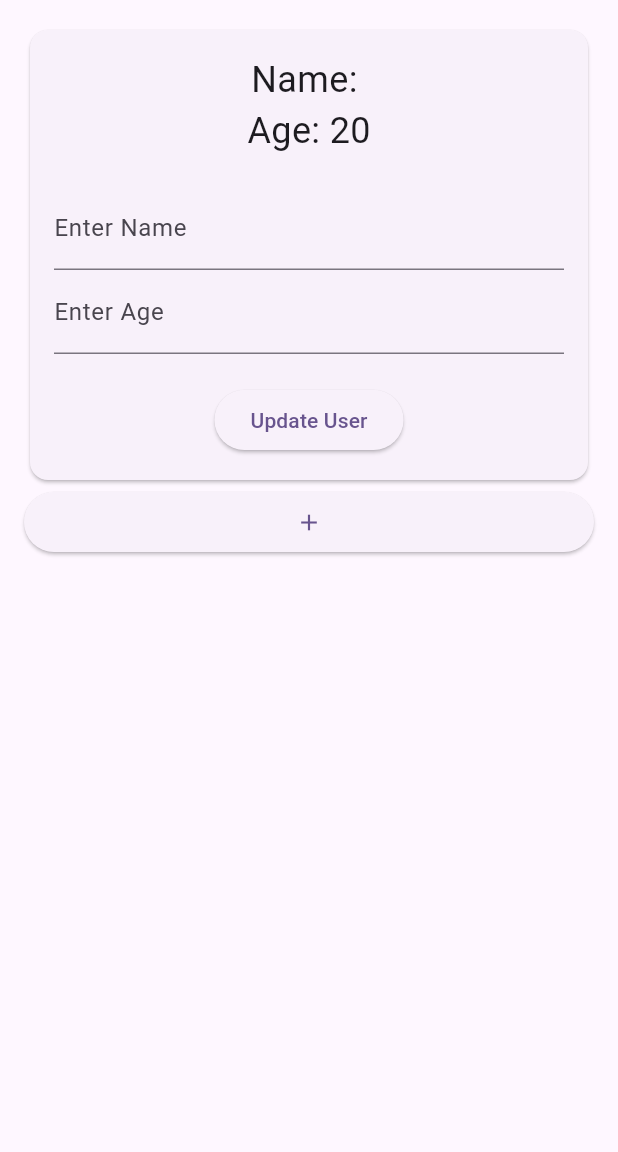
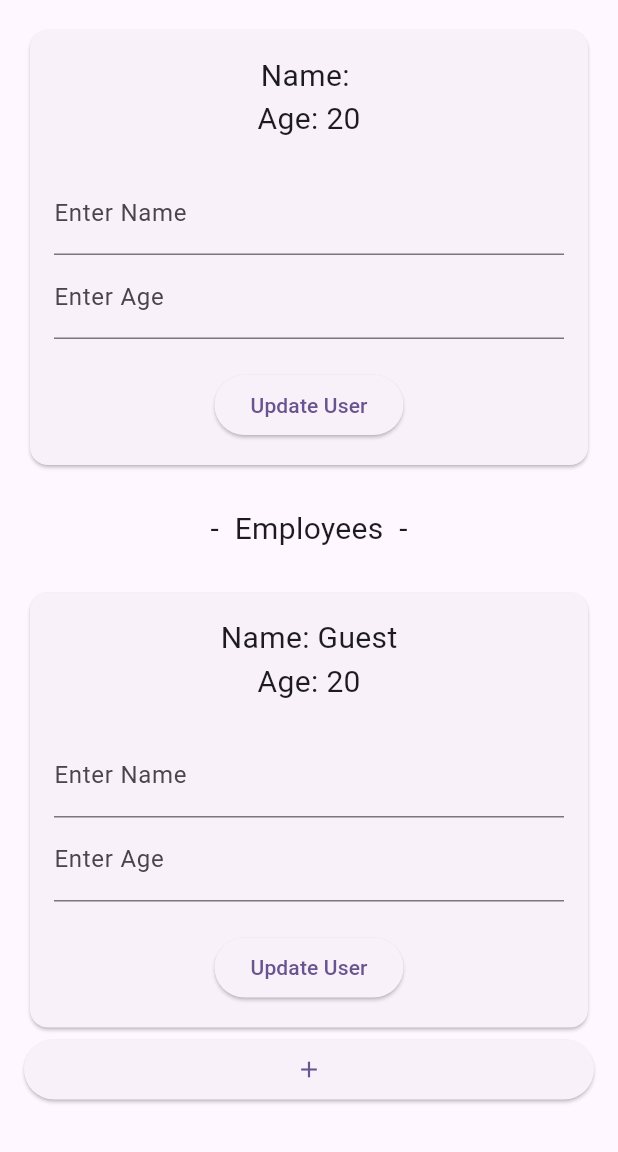
Before and after one commit to akitorahayashi/riverpod-practice, a Flutter app: the screen it shows after launch, after a tap on the "add" icon, on a phone screen of 412 x 824 dp, the part 84-1236 px from its top. Run offline on Flutter 3.47's test engine with Material 3 defaults, Android fonts, the phone set to English and light mode, and no system bars; our stand-ins replace flutter_riverpod.

Commit message:
単体のクラスと配列内のクラスの状態変更を検知できた

```diff
--- a/riverpod_practice/lib/constant/rp_textstyle.dart
+++ b/riverpod_practice/lib/constant/rp_textstyle.dart
@@ -2,6 +2,6 @@ import 'package:flutter/material.dart';
 
 class RPTextstyle {
   static const TextStyle detailProfileTextStyle = TextStyle(
-    fontSize: 24,
+    fontSize: 20,
   );
 }
--- a/riverpod_practice/lib/model/rp_admin_user.dart
+++ b/riverpod_practice/lib/model/rp_admin_user.dart
@@ -26,8 +26,7 @@ class RPUserNotifier extends StateNotifier<
       : super(RPAdminUser(name: '', age: 20)) /* 初期stateをRPUserで指定 */;
 
   // adminUser状態を操作するメソッド
-  void updateAdminUser(
-      {required String enteredName, required int selectedAge}) {
-    state = RPAdminUser(name: enteredName, age: selectedAge);
+  void updateAdminUser({required RPAdminUser newAdminUser}) {
+    state = newAdminUser;
   }
 }
--- a/riverpod_practice/lib/view/employees_block.dart
+++ b/riverpod_practice/lib/view/employees_block.dart
@@ -1,12 +1,58 @@
 import 'package:flutter/material.dart';
+import 'package:flutter_riverpod/flutter_riverpod.dart';
+import 'package:riverpod_practice/constant/rp_textstyle.dart';
+import 'package:riverpod_practice/model/rp_user.dart';
 
-class EmployeesBlock extends StatelessWidget {
-  const EmployeesBlock({super.key});
+class EmployeeBlock extends ConsumerWidget {
+  final int indexInrpUsers;
+
+  final TextEditingController _nameInputController = TextEditingController();
+  final TextEditingController _ageInputController = TextEditingController();
+
+  EmployeeBlock({super.key, required this.indexInrpUsers});
 
   @override
-  Widget build(BuildContext context) {
-    return const Column(children: [
-      Text('EmployeesBlock'),
-    ]);
+  Widget build(BuildContext context, WidgetRef ref) {
+    final rpUsers = ref.watch(rpUsersProvider);
+    final RPUser rpUser = rpUsers[indexInrpUsers];
+    return Card(
+      child: Padding(
+        padding: const EdgeInsets.all(16.0),
+        child: Column(children: [
+          Text('Name: ${rpUser.name}',
+              style: RPTextstyle.detailProfileTextStyle),
+          Text('Age: ${rpUser.age}', style: RPTextstyle.detailProfileTextStyle),
+          const SizedBox(height: 20),
+          // 名前の入力フィールド
+          TextField(
+            controller: _nameInputController,
+            decoration: const InputDecoration(labelText: 'Enter Name'),
+          ),
+          // 年齢の入力フィールド
+          TextField(
+            controller: _ageInputController,
+            decoration: const InputDecoration(labelText: 'Enter Age'),
+            keyboardType: TextInputType.number,
+          ),
+          const SizedBox(height: 20),
+          // 更新ボタン
+          ElevatedButton(
+            onPressed: () {
+              // ユーザー情報を変更
+              final String enteredName = _nameInputController.text; // 入力された名前
+              final selectedAge = int.tryParse(_ageInputController.text) ??
+                  rpUser.age; // 入力された年齢を数値に変換
+
+              // notifierの関数を使って監視している値を変更
+              ref.read(rpUsersProvider.notifier).updateUser(
+                    indexInUsers: indexInrpUsers,
+                    updatedUser: RPUser(name: enteredName, age: selectedAge),
+                  );
+            },
+            child: const Text('Update User'),
+          ),
+        ]),
+      ),
+    );
   }
 }
--- a/riverpod_practice/lib/view/manager_block.dart
+++ b/riverpod_practice/lib/view/manager_block.dart
@@ -4,14 +4,14 @@ import 'package:riverpod_practice/constant/rp_textstyle.dart';
 import 'package:riverpod_practice/model/rp_admin_user.dart';
 
 class ManagerBlock extends ConsumerWidget {
-  final TextEditingController _nameController = TextEditingController();
-  final TextEditingController _ageController = TextEditingController();
+  final TextEditingController _nameInputController = TextEditingController();
+  final TextEditingController _ageInputController = TextEditingController();
 
   ManagerBlock({super.key});
 
   @override
   Widget build(BuildContext context, WidgetRef ref) {
-    // RPAdminUser の状態を監視
+    // build関数内でRPAdminUserの状態を監視
     final RPAdminUser rpUser = ref.watch(rpAdminUserProvider);
     return Card(
       child: Padding(
@@ -23,12 +23,12 @@ class ManagerBlock extends ConsumerWidget {
           const SizedBox(height: 20),
           // 名前の入力フィールド
           TextField(
-            controller: _nameController,
+            controller: _nameInputController,
             decoration: const InputDecoration(labelText: 'Enter Name'),
           ),
           // 年齢の入力フィールド
           TextField(
-            controller: _ageController,
+            controller: _ageInputController,
             decoration: const InputDecoration(labelText: 'Enter Age'),
             keyboardType: TextInputType.number,
           ),
@@ -37,15 +37,14 @@ class ManagerBlock extends ConsumerWidget {
           ElevatedButton(
             onPressed: () {
               // ユーザー情報を変更
-              final enteredName = _nameController.text; // 入力された名前
-              final selectedAge = int.tryParse(_ageController.text) ??
+              final enteredName = _nameInputController.text; // 入力された名前
+              final enteredAge = int.tryParse(_ageInputController.text) ??
                   rpUser.age; // 入力された年齢を数値に変換
 
-              // ユーザー情報を更新するメソッドを呼び出す
+              // notifierの関数を使って監視している値を変更
               ref.read(rpAdminUserProvider.notifier).updateAdminUser(
-                    enteredName: enteredName,
-                    selectedAge: selectedAge,
-                  );
+                  newAdminUser:
+                      RPAdminUser(name: enteredName, age: enteredAge));
             },
             child: const Text('Update User'),
           ),
--- a/riverpod_practice/lib/view/show_management_structure_page.dart
+++ b/riverpod_practice/lib/view/show_management_structure_page.dart
@@ -1,6 +1,7 @@
 import 'package:flutter/material.dart';
 import 'package:flutter_riverpod/flutter_riverpod.dart';
-import 'package:riverpod_practice/model/rp_admin_user.dart';
+import 'package:riverpod_practice/model/rp_user.dart';
+import 'package:riverpod_practice/view/employees_block.dart';
 import 'package:riverpod_practice/view/manager_block.dart';
 
 class RPHomePage extends ConsumerWidget {
@@ -8,6 +9,7 @@ class RPHomePage extends ConsumerWidget {
 
   @override
   Widget build(BuildContext context, WidgetRef ref) {
+    final List<RPUser> rpUsers = ref.watch(rpUsersProvider);
     return Scaffold(
       appBar: AppBar(
         backgroundColor: Theme.of(context).colorScheme.inversePrimary,
@@ -18,8 +20,22 @@ class RPHomePage extends ConsumerWidget {
         child: ListView(
           children: [
             ManagerBlock(),
+            Padding(
+              padding: const EdgeInsets.symmetric(vertical: 24.0),
+              child: Center(
+                child: Text("-  Employees  -", style: TextStyle(fontSize: 20)),
+              ),
+            ),
+            ...List.generate(
+              rpUsers.length,
+              (index) => EmployeeBlock(indexInrpUsers: index),
+            ),
             ElevatedButton(
-              onPressed: () {},
+              onPressed: () {
+                ref
+                    .read(rpUsersProvider.notifier)
+                    .addUser(RPUser(name: 'Guest', age: 20));
+              },
               child: const Icon(Icons.add),
             ),
           ],
```
Also changed, not shown: riverpod_practice/lib/model/rp_user.dart (+16 -13 lines).
